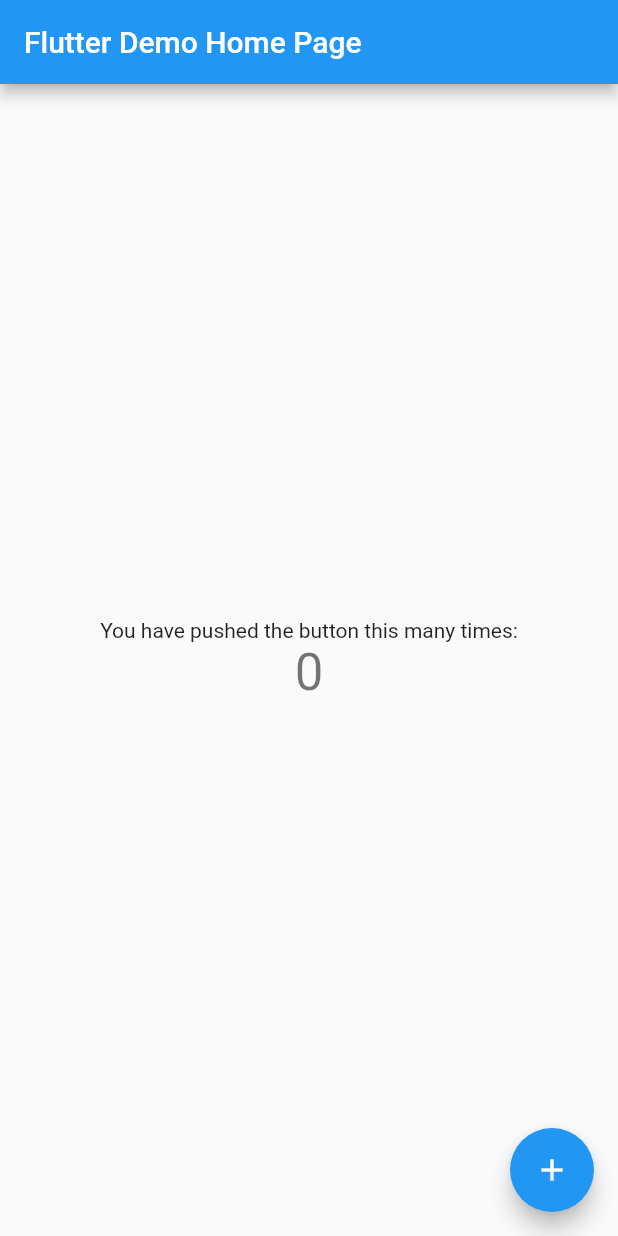
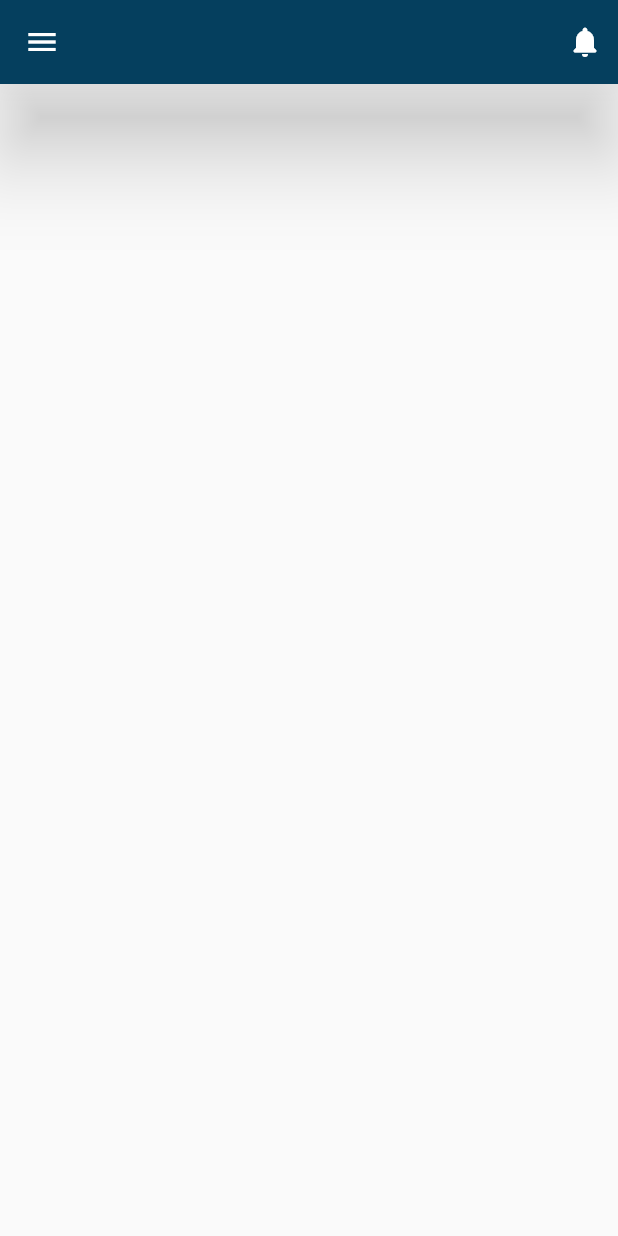
Before and after one commit to s3823102/BookingPage, a Flutter app: the screen it shows after launch, on a phone screen of 412 x 824 dp. Run offline on Flutter 3.47's test engine with Material 2 defaults, Android fonts, the phone set to English and light mode, and no system bars.

Commit message:
home page in progress

```diff
--- /dev/null
+++ b/lib/home_page.dart
@@ -0,0 +1,46 @@
+import 'package:flutter/material.dart';
+
+class HomePage extends StatefulWidget
+{
+  const HomePage({super.key});
+
+  @override
+  State<StatefulWidget> createState() => _HomeState();
+}
+
+class _HomeState extends State<HomePage>
+{
+  @override
+  Widget build(BuildContext context)
+  {
+    return Scaffold
+      (
+      appBar: AppBar
+        (
+        elevation: 25.0,
+        backgroundColor: Theme.of(context).primaryColor,
+        centerTitle: true,
+        leading: const Icon
+          (Icons.menu,
+          color: Colors.white,
+        ),
+        actions:
+        [
+          GestureDetector
+            (
+            child: Container
+              (
+              margin: const EdgeInsets.only(right: 10),
+              child: const Icon
+                (
+                Icons.notifications_rounded,
+                color: Colors.white,
+              ),
+            )
+          )
+        ],
+      ),
+    );
+  }
+
+}
--- a/lib/main.dart
+++ b/lib/main.dart
@@ -1,115 +1,27 @@
 import 'package:flutter/material.dart';
 
+import 'home_page.dart';
+
 void main() {
-  runApp(const MyApp());
+  runApp(MyApp());
 }
 
-class MyApp extends StatelessWidget {
-  const MyApp({super.key});
+class MyApp extends StatelessWidget
+{
+
 
   // This widget is the root of your application.
   @override
-  Widget build(BuildContext context) {
-    return MaterialApp(
-      title: 'Flutter Demo',
-      theme: ThemeData(
-        // This is the theme of your application.
-        //
-        // Try running your application with "flutter run". You'll see the
-        // application has a blue toolbar. Then, without quitting the app, try
-        // changing the primarySwatch below to Colors.green and then invoke
-        // "hot reload" (press "r" in the console where you ran "flutter run",
-        // or simply save your changes to "hot reload" in a Flutter IDE).
-        // Notice that the counter didn't reset back to zero; the application
-        // is not restarted.
-        primarySwatch: Colors.blue,
+  Widget build(BuildContext context)
+  {
+    return MaterialApp
+      (
+      debugShowCheckedModeBanner: false,
+      theme: ThemeData
+        (
+        primaryColor: const Color(0xff053F5E)
       ),
-      home: const MyHomePage(title: 'Flutter Demo Home Page'),
+      home: const HomePage(),
     );
   }
 }
-
-class MyHomePage extends StatefulWidget {
-  const MyHomePage({super.key, required this.title});
-
-  // This widget is the home page of your application. It is stateful, meaning
-  // that it has a State object (defined below) that contains fields that affect
-  // how it looks.
-
-  // This class is the configuration for the state. It holds the values (in this
-  // case the title) provided by the parent (in this case the App widget) and
-  // used by the build method of the State. Fields in a Widget subclass are
-  // always marked "final".
-
-  final String title;
-
-  @override
-  State<MyHomePage> createState() => _MyHomePageState();
-}
-
-class _MyHomePageState extends State<MyHomePage> {
-  int _counter = 0;
-
-  void _incrementCounter() {
-    setState(() {
-      // This call to setState tells the Flutter framework that something has
-      // changed in this State, which causes it to rerun the build method below
-      // so that the display can reflect the updated values. If we changed
-      // _counter without calling setState(), then the build method would not be
-      // called again, and so nothing would appear to happen.
-      _counter++;
-    });
-  }
-
-  @override
-  Widget build(BuildContext context) {
-    // This method is rerun every time setState is called, for instance as done
-    // by the _incrementCounter method above.
-    //
-    // The Flutter framework has been optimized to make rerunning build methods
-    // fast, so that you can just rebuild anything that needs updating rather
-    // than having to individually change instances of widgets.
-    return Scaffold(
-      appBar: AppBar(
-        // Here we take the value from the MyHomePage object that was created by
-        // the App.build method, and use it to set our appbar title.
-        title: Text(widget.title),
-      ),
-      body: Center(
-        // Center is a layout widget. It takes a single child and positions it
-        // in the middle of the parent.
-        child: Column(
-          // Column is also a layout widget. It takes a list of children and
-          // arranges them vertically. By default, it sizes itself to fit its
-          // children horizontally, and tries to be as tall as its parent.
-          //
-          // Invoke "debug painting" (press "p" in the console, choose the
-          // "Toggle Debug Paint" action from the Flutter Inspector in Android
-          // Studio, or the "Toggle Debug Paint" command in Visual Studio Code)
-          // to see the wireframe for each widget.
-          //
-          // Column has various properties to control how it sizes itself and
-          // how it positions its children. Here we use mainAxisAlignment to
-          // center the children vertically; the main axis here is the vertical
-          // axis because Columns are vertical (the cross axis would be
-          // horizontal).
-          mainAxisAlignment: MainAxisAlignment.center,
-          children: <Widget>[
-            const Text(
-              'You have pushed the button this many times:',
-            ),
-            Text(
-              '$_counter',
-              style: Theme.of(context).textTheme.headline4,
-            ),
-          ],
-        ),
-      ),
-      floatingActionButton: FloatingActionButton(
-        onPressed: _incrementCounter,
-        tooltip: 'Increment',
-        child: const Icon(Icons.add),
-      ), // This trailing comma makes auto-formatting nicer for build methods.
-    );
-  }
-}
```
Also changed, not shown: 1 other file.
